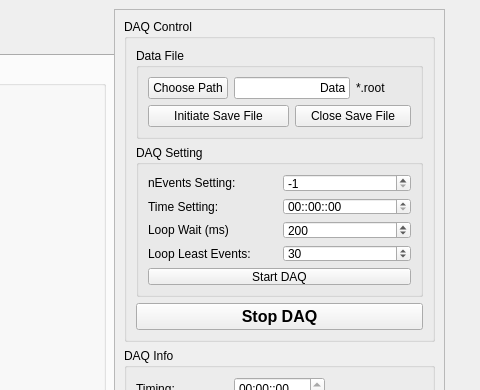
Old version of the form src/FEEControlWidget.ui in the repository HelloUSTC114/FEEBoardGUI; both pictures show x 546 to 1026 and y 0 to 390 of the 1026 by 974 pixel window.
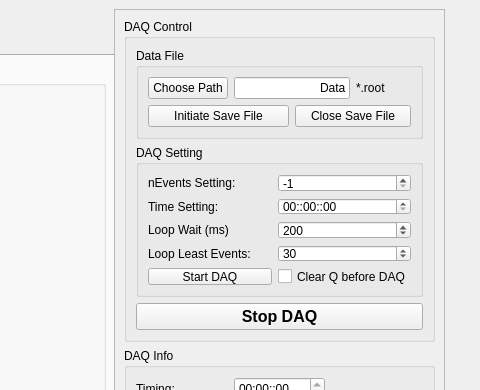
New version of the form.

What changed in the file:
```diff
--- a/src/FEEControlWidget.ui
+++ b/src/FEEControlWidget.ui
@@ -1338,13 +1338,6 @@
           <string>DAQ Setting</string>
          </property>
          <layout class="QGridLayout" name="gridLayout_10">
-          <item row="4" column="0" colspan="2">
-           <widget class="QPushButton" name="btnDAQStart">
-            <property name="text">
-             <string>Start DAQ</string>
-            </property>
-           </widget>
-          </item>
           <item row="0" column="1">
            <widget class="QSpinBox" name="boxDAQEvent">
             <property name="minimum">
@@ -1363,6 +1356,13 @@
             <property name="displayFormat">
              <string>HH::mm::ss</string>
             </property>
+            <property name="time">
+             <time>
+              <hour>0</hour>
+              <minute>0</minute>
+              <second>0</second>
+             </time>
+            </property>
            </widget>
           </item>
           <item row="2" column="1">
@@ -1419,6 +1419,20 @@
             </property>
            </widget>
           </item>
+          <item row="4" column="0">
+           <widget class="QPushButton" name="btnDAQStart">
+            <property name="text">
+             <string>Start DAQ</string>
+            </property>
+           </widget>
+          </item>
+          <item row="4" column="1">
+           <widget class="QCheckBox" name="boxClearQueue">
+            <property name="text">
+             <string>Clear Q before DAQ</string>
+            </property>
+           </widget>
+          </item>
          </layout>
         </widget>
        </item>
```
Left out of the diff: 2 changed lines with no effect on the pictures.
